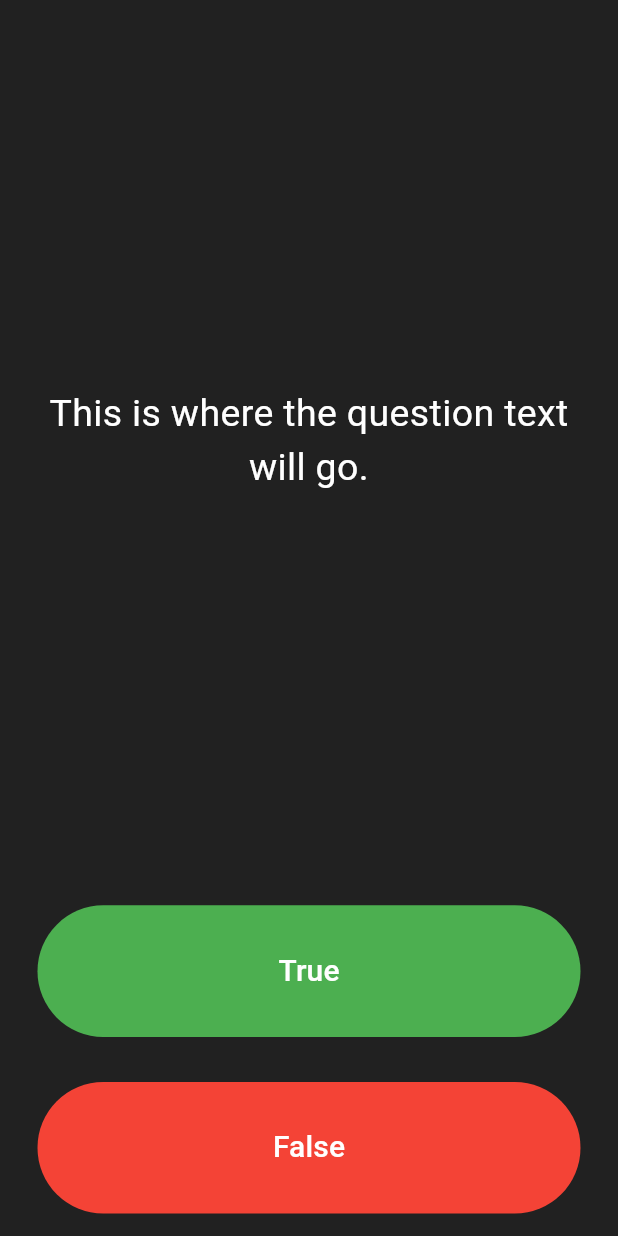
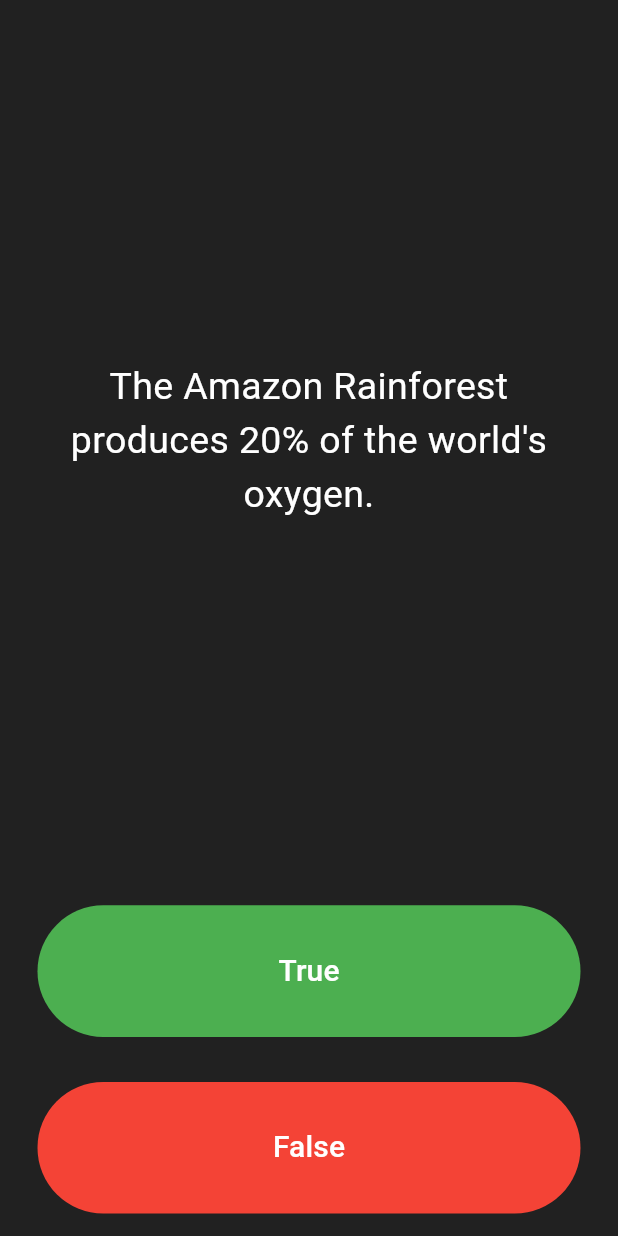
Before and after one commit to ashishpatel-dd1/quizzio, a Flutter app: the screen it shows after launch, after a tap on "True", on a phone screen of 412 x 824 dp. Run offline on Flutter 3.47's test engine with Material 3 defaults, Android fonts, the phone set to English and light mode, and no system bars.

Commit message:
new category general Trivia added

```diff
--- /dev/null
+++ b/lib/general_trivia.dart
@@ -0,0 +1,97 @@
+import 'dart:math';
+
+import 'question_bank.dart';
+
+class GeneralTrivia {
+  List<Question> questionBank = [
+    Question(
+        questionText: 'You can lead a cow down stairs but not up stairs.',
+        questionAnswer: false),
+    Question(
+        questionText:
+            'Approximately one quarter of human bones are in the feet.',
+        questionAnswer: true),
+    Question(questionText: 'A slug\'s blood is green.', questionAnswer: true),
+    Question(
+        questionText: 'Lightning never strikes the same place twice.',
+        questionAnswer: false),
+    Question(
+        questionText: 'Goldfish only have a memory of three seconds.',
+        questionAnswer: false),
+    Question(
+        questionText: 'The Great Wall of China is visible from space.',
+        questionAnswer: false),
+    Question(
+        questionText: 'Humans share 50% of their DNA with bananas.',
+        questionAnswer: true),
+    Question(
+        questionText: 'Octopuses have three hearts.', questionAnswer: true),
+    Question(
+        questionText:
+            'There are more trees on Earth than stars in the Milky Way.',
+        questionAnswer: true),
+    Question(questionText: 'Bats are blind.', questionAnswer: false),
+    Question(
+        questionText: 'The Eiffel Tower can grow taller in summer.',
+        questionAnswer: true),
+    Question(
+        questionText:
+            'Water boils at the same temperature everywhere on Earth.',
+        questionAnswer: false),
+    Question(
+        questionText: 'Venus is the hottest planet in our solar system.',
+        questionAnswer: true),
+    Question(questionText: 'Sharks are mammals.', questionAnswer: false),
+    Question(
+        questionText: 'The human body has four lungs.', questionAnswer: false),
+    Question(questionText: 'Honey never spoils.', questionAnswer: true),
+    Question(
+        questionText: 'Bananas grow on trees.',
+        questionAnswer: false), // They grow on plants, not trees.
+    Question(
+        questionText: 'An ostrich\'s eye is bigger than its brain.',
+        questionAnswer: true),
+    Question(
+        questionText: 'The unicorn is the national animal of Scotland.',
+        questionAnswer: true),
+    Question(
+        questionText:
+            'The Amazon Rainforest produces 20% of the world\'s oxygen.',
+        questionAnswer: true),
+    Question(
+        questionText:
+            'The human nose can detect over 1 trillion different smells.',
+        questionAnswer: true),
+    Question(
+        questionText: 'Coca-Cola was originally green.', questionAnswer: false),
+    Question(
+        questionText: 'A crocodile can stick its tongue out.',
+        questionAnswer: false),
+    Question(
+        questionText:
+            'There are more fake flamingos than real ones in the world.',
+        questionAnswer: true),
+    Question(
+        questionText: 'The world’s smallest country is Vatican City.',
+        questionAnswer: true),
+    Question(
+        questionText: 'The moon has earthquakes.',
+        questionAnswer: true), // They're called moonquakes.
+  ];
+
+  void shuffleQuestions() {
+    questionBank.shuffle(Random());
+  }
+
+  String getQuestionText(int index) {
+    return questionBank[index].questionText;
+  }
+
+  bool getQuestionAnswer(int index) {
+    return questionBank[index].questionAnswer;
+  }
+
+  int getTotalQuestions() {
+    return questionBank.length;
+  }
+}
--- a/lib/main.dart
+++ b/lib/main.dart
@@ -1,6 +1,9 @@
 import 'package:flutter/material.dart';
 
-void main() => runApp(Quizzio());
+import 'general_trivia.dart';
+
+GeneralTrivia quizBrain = GeneralTrivia();
+void main() => runApp(const Quizzio());
 
 class Quizzio extends StatelessWidget {
   const Quizzio({super.key});
@@ -12,8 +15,8 @@ class Quizzio extends StatelessWidget {
         backgroundColor: Colors.grey.shade900,
         body: SafeArea(
           child: Padding(
-            padding: EdgeInsets.symmetric(horizontal: 10.0),
-            child: _QuizPage(),
+            padding: const EdgeInsets.symmetric(horizontal: 10.0),
+            child: const _QuizPage(),
           ),
         ),
       ),
@@ -29,21 +32,75 @@ class _QuizPage extends StatefulWidget {
 }
 
 class _QuizPageState extends State<_QuizPage> {
+  List<Icon> scoreKeeper = [];
+  int questionNumber = 0;
+  bool quizFinished = false;
+
+  @override
+  void initState() {
+    super.initState();
+    quizBrain.shuffleQuestions(); // Shuffle the questions when the app starts
+  }
+
+  void checkAnswer(bool userAnswer) {
+    bool correctAnswer = quizBrain.getQuestionAnswer(questionNumber);
+
+    if (userAnswer == correctAnswer) {
+      print('You got it Right!');
+    } else {
+      print('Your answer is wrong');
+    }
+
+    setState(() {
+      if (questionNumber < quizBrain.getTotalQuestions() - 1) {
+        questionNumber++;
+      } else {
+        quizFinished = true;
+      }
+    });
+  }
+
+  void restartQuiz() {
+    setState(() {
+      questionNumber = 0;
+      quizFinished = false;
+      quizBrain.shuffleQuestions();
+    });
+  }
+
   @override
   Widget build(BuildContext context) {
-    return Column(
+    return quizFinished
+        ? Center(
+            child: Column(
+              mainAxisAlignment: MainAxisAlignment.center,
+              children: [
+                const Text(
+                  'Quiz Completed!',
+                  style: TextStyle(color: Colors.white, fontSize: 24),
+                ),
+                const SizedBox(height: 20),
+                ElevatedButton(
+                  onPressed: restartQuiz,
+                  child: const Text('Restart Quiz'),
+                ),
+              ],
+            ),
+          )
+        : Column(
             mainAxisAlignment: MainAxisAlignment.spaceBetween,
             crossAxisAlignment: CrossAxisAlignment.stretch,
             children: <Widget>[
               Expanded(
                 flex: 5,
                 child: Padding(
-            padding: EdgeInsets.all(10.0),
+                  padding: const EdgeInsets.all(10.0),
                   child: Center(
                     child: Text(
-                'This is where the question text will go.',
+                      quizBrain
+                          .getQuestionText(questionNumber), // ✅ Correct method
                       textAlign: TextAlign.center,
-                style: TextStyle(
+                      style: const TextStyle(
                         fontSize: 25.0,
                         color: Colors.white,
                       ),
@@ -53,16 +110,14 @@ class _QuizPageState extends State<_QuizPage> {
               ),
               Expanded(
                 child: Padding(
-            padding: EdgeInsets.all(15.0),
+                  padding: const EdgeInsets.all(15.0),
                   child: TextButton(
                     style: TextButton.styleFrom(
                       backgroundColor: Colors.green,
-                padding: EdgeInsets.all(15.0),
+                      padding: const EdgeInsets.all(15.0),
                     ),
-              onPressed: () {
-                // The user picked true.
-              },
-              child: Text(
+                    onPressed: () => checkAnswer(true),
+                    child: const Text(
                       'True',
                       style: TextStyle(
                         color: Colors.white,
@@ -74,16 +129,14 @@ class _QuizPageState extends State<_QuizPage> {
               ),
               Expanded(
                 child: Padding(
-            padding: EdgeInsets.all(15.0),
+                  padding: const EdgeInsets.all(15.0),
                   child: TextButton(
                     style: TextButton.styleFrom(
                       backgroundColor: Colors.red,
-                padding: EdgeInsets.all(15.0),
+                      padding: const EdgeInsets.all(15.0),
                     ),
-              onPressed: () {
-                // The user picked false.
-              },
-              child: Text(
+                    onPressed: () => checkAnswer(false),
+                    child: const Text(
                       'False',
                       style: TextStyle(
                         fontSize: 20.0,
@@ -93,15 +146,7 @@ class _QuizPageState extends State<_QuizPage> {
                   ),
                 ),
               ),
-        //TODO: Add a Row here as your score keeper
             ],
           );
   }
 }
-
-
-/*
-question1: 'You can lead a cow down stairs but not up stairs.', false,
-question2: 'Approximately one quarter of human bones are in the feet.', true,
-question3: 'A slug\'s blood is green.', true,
-*/
--- /dev/null
+++ b/lib/question_bank.dart
@@ -0,0 +1,6 @@
+class Question {
+  String questionText;
+  bool questionAnswer;
+
+  Question({required this.questionText, required this.questionAnswer});
+}
```
Lines whose indentation alone changed are shown as unchanged.
